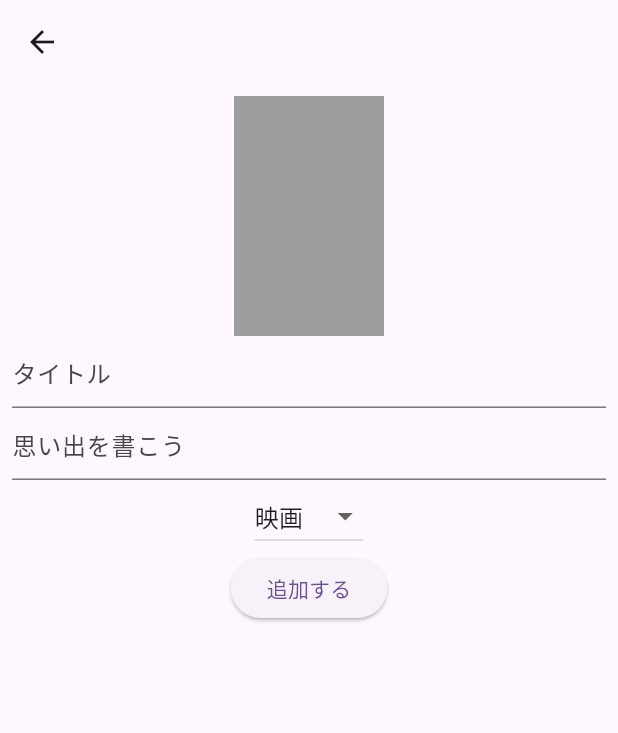
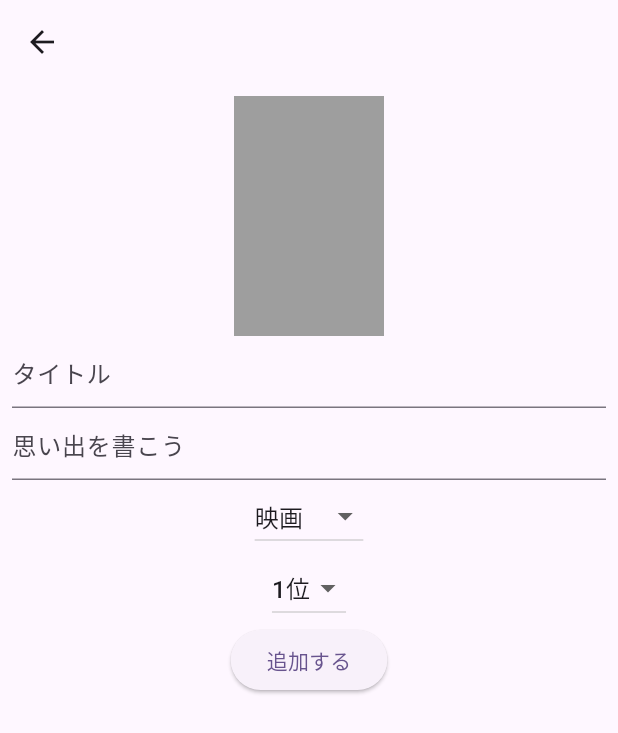
Before and after one commit to daichi-miyajima/instagram_app, a Flutter app: the screen it shows after launch, after a tap on the "add" icon, on a phone screen of 412 x 824 dp. Shown: the top 733 px of the screen. Run offline on Flutter 3.47's test engine with Material 3 defaults, Android fonts, the phone set to English and light mode, and no system bars; our stand-ins replace cloud_firestore, firebase_auth, firebase_core, firebase_storage, image_picker; accounts and stored records are empty; network calls fail.

Commit message:
rankの実装 & appBarの共通化

```diff
--- a/lib/add/add_model.dart
+++ b/lib/add/add_model.dart
@@ -13,6 +13,7 @@ class AddModel extends ChangeNotifier {
   String description = '';
   File? imageFile;
   String genre = 'movie';
+  int rank = 1;
 
   List<Feeds> feeds = [];
 
@@ -62,6 +63,7 @@ class AddModel extends ChangeNotifier {
       'description': description,
       'imageURL': imageURL,
       'genre': genre,
+      'rank': rank,
       'userId': data?['uid'],
       'userName': data?['name'],
       'userImageURL': data?['imageURL'],
@@ -80,4 +82,8 @@ class AddModel extends ChangeNotifier {
   void setGenre(String value) {
     this.genre = value;
   }
+
+  void setRank(int value) {
+    this.rank = value;
+  }
 }
--- a/lib/add/add_page.dart
+++ b/lib/add/add_page.dart
@@ -71,6 +71,36 @@ class AddPage extends StatelessWidget {
                     //7
                     value: addModel.genre,
                   ),
+                  DropdownButton(
+                    items: const [
+                      DropdownMenuItem(
+                        child: Text('1位'),
+                        value: 1,
+                      ),
+                      DropdownMenuItem(
+                        child: Text('2位'),
+                        value: 2,
+                      ),
+                      DropdownMenuItem(
+                        child: Text('3位'),
+                        value: 3,
+                      ),
+                      DropdownMenuItem(
+                        child: Text('4位'),
+                        value: 4,
+                      ),
+                      DropdownMenuItem(
+                        child: Text('5位'),
+                        value: 5,
+                      ),
+                    ],
+                    onChanged: (int? value) {
+                      addModel.setRank(value!);
+                      addModel.fetchFirebaseData();
+                    },
+                    //7
+                    value: addModel.rank,
+                  ),
                   ElevatedButton(
                     onPressed: () async {
                       addModel.startLoading();
--- /dev/null
+++ b/lib/component/header.dart
@@ -0,0 +1,45 @@
+import 'package:firebase_auth/firebase_auth.dart';
+import 'package:flutter/material.dart';
+
+import '../login/login_page.dart';
+import '../mypage/my_page.dart';
+
+class Header extends StatelessWidget implements PreferredSizeWidget{
+  const Header({super.key});
+
+  @override
+  Widget build(BuildContext context) {
+    return AppBar(
+      title: const Text('TalkBest'),
+      actions: [
+        IconButton(
+          onPressed: () async {
+            // 画面遷移
+            if (FirebaseAuth.instance.currentUser != null) {
+              await Navigator.push(
+                context,
+                MaterialPageRoute(
+                  builder: (context) => MyPage(),
+                  fullscreenDialog: true,
+                ),
+              );
+            } else {
+              await Navigator.push(
+                context,
+                MaterialPageRoute(
+                  builder: (context) => LoginPage(),
+                  fullscreenDialog: true,
+                ),
+              );
+            }
+          },
+          icon: Icon(Icons.person),
+        ),
+      ],
+    );
+  }
+
+  @override
+  // TODO: implement preferredSize
+  Size get preferredSize => Size.fromHeight(kToolbarHeight); // AppBarの高さを指定
+}
--- a/lib/feed/feed_page.dart
+++ b/lib/feed/feed_page.dart
@@ -2,6 +2,7 @@ import 'package:flutter/material.dart';
 import 'package:provider/provider.dart';
 
 import '../add/add_page.dart';
+import '../component/header.dart';
 import 'feed_model.dart';
 
 class FeedPage extends StatelessWidget {
@@ -11,10 +12,10 @@ class FeedPage extends StatelessWidget {
   Widget build(BuildContext context) {
     Provider.of<FeedModel>(context, listen: false).fetchFirebaseData(); // fetchFirebaseData() を呼び出す
     return Scaffold(
+      appBar: Header(),
       body: Consumer<FeedModel>(
         builder: (context, feedModel, child) {
           if (feedModel.feeds.isEmpty) {
-            print('空だよ');
             return const Center(
               child: CircularProgressIndicator(),
             );
@@ -62,6 +63,40 @@ class FeedPage extends StatelessWidget {
                                 ),
                                 backgroundColor: Colors.white, // タグの背景色
                               ),
+                              // addModel.rankに応じて条件分岐
+                              // if (feed.rank == 1) ...[
+                              //   Icon(Icons.star, color: Colors.amber), // 1位の場合は星アイコンを金色に
+                              //   Text('1', style: TextStyle(color: Colors.white)), // 1位の場合は数字を白色に
+                              // ] else if (feed.rank == 2) ...[
+                              //   Icon(Icons.star, color: Colors.grey), // 2位の場合は星アイコンを銀色に
+                              //   Text('2', style: TextStyle(color: Colors.black)), // 2位の場合は数字を黒色に
+                              // ] else if (feed.rank == 3) ...[
+                              //   Icon(Icons.star, color: Colors.brown), // 3位の場合は星アイコンを銅色に
+                              //   Text('3', style: TextStyle(color: Colors.black)), // 3位の場合は数字を黒色に
+                              // ] else if (feed.rank == 4) ...[
+                              //   Icon(Icons.star, color: Colors.brown), // 4位の場合は星アイコンを銅色に
+                              //   Text('4', style: TextStyle(color: Colors.black)), // 4位の場合は数字を黒色に
+                              // ] else if (feed.rank == 5) ...[
+                              //   Icon(Icons.star, color: Colors.brown), // 5位の場合は星アイコンを銅色に
+                              //   Text('5', style: TextStyle(color: Colors.black)), // 5位の場合は数字を黒色に
+                              // ],
+                              Stack(
+                                alignment: Alignment.center,
+                                children: [
+                                  Icon(
+                                    Icons.circle, // 1位から3位は星、4位と5位は丸
+                                    size: 40, // アイコンのサイズを大きくする
+                                    color: feed.rank == 1 ? Colors.amber : (feed.rank == 2 ? Colors.grey : (feed.rank == 3 ? Colors.brown : Colors.blueGrey)), // アイコンの色を設定
+                                  ), // アイコンの色を設定
+                                  Text(
+                                    feed.rank.toString(),
+                                    style: TextStyle(
+                                      color: Colors.black,
+                                      fontWeight: FontWeight.bold,
+                                    ),
+                                  ), // 数字の色は黒色に
+                                ],
+                              ),
                             ],
                           ),
                         ],
--- a/lib/feeds.dart
+++ b/lib/feeds.dart
@@ -6,6 +6,7 @@ class Feeds {
   final String description;
   final String? imageURL;
   final String genre;
+  final int rank;
   final String userId;
   final String userName;
   final String userImageURL;
@@ -16,6 +17,7 @@ class Feeds {
     required this.description,
     this.imageURL,
     required this.genre,
+    required this.rank,
     required this.userId,
     required this.userName,
     required this.userImageURL,
@@ -29,6 +31,7 @@ class Feeds {
       description: data['description'],
       imageURL: data['imageURL'],
       genre: data['genre'],
+      rank: data['rank'],
       userId: data['userId'],
       userName: data['userName'],
       userImageURL: data['userImageURL'],
--- a/lib/main/main.dart
+++ b/lib/main/main.dart
@@ -50,34 +50,6 @@ class MyHomePage extends StatelessWidget {
   @override
   Widget build(BuildContext context) {
     return Scaffold(
-      appBar: AppBar(
-        title: const Text('TalkBest'),
-        actions: [
-          IconButton(
-            onPressed: () async {
-              // 画面遷移
-              if (FirebaseAuth.instance.currentUser != null) {
-                await Navigator.push(
-                  context,
-                  MaterialPageRoute(
-                    builder: (context) => MyPage(),
-                    fullscreenDialog: true,
-                  ),
-                );
-              } else {
-                await Navigator.push(
-                  context,
-                  MaterialPageRoute(
-                    builder: (context) => LoginPage(),
-                    fullscreenDialog: true,
-                  ),
-                );
-              }
-            },
-            icon: Icon(Icons.person),
-          ),
-        ],
-      ),
       body: const _PageNavigator(),
       bottomNavigationBar: Consumer<MainModel>(
         builder: (context, mainModel, child) => BottomNavigationBar(
--- a/lib/mypage/my_page.dart
+++ b/lib/mypage/my_page.dart
@@ -1,4 +1,6 @@
+import 'package:firebase_auth/firebase_auth.dart';
 import 'package:flutter/material.dart';
+import 'package:instagram/component/header.dart';
 import 'package:instagram/edit_profile/edit_profile_page.dart';
 import 'package:instagram/login/login_page.dart';
 import 'package:instagram/mypage/my_model.dart';
@@ -21,6 +23,7 @@ class MyPage extends StatelessWidget {
       child: Consumer<MyModel>(
         builder: (context, mymodel, child) {
           return Scaffold(
+            appBar: Header(),
             body: SingleChildScrollView(
               child: Column(
                 crossAxisAlignment: CrossAxisAlignment.start, // 左寄せ
```
